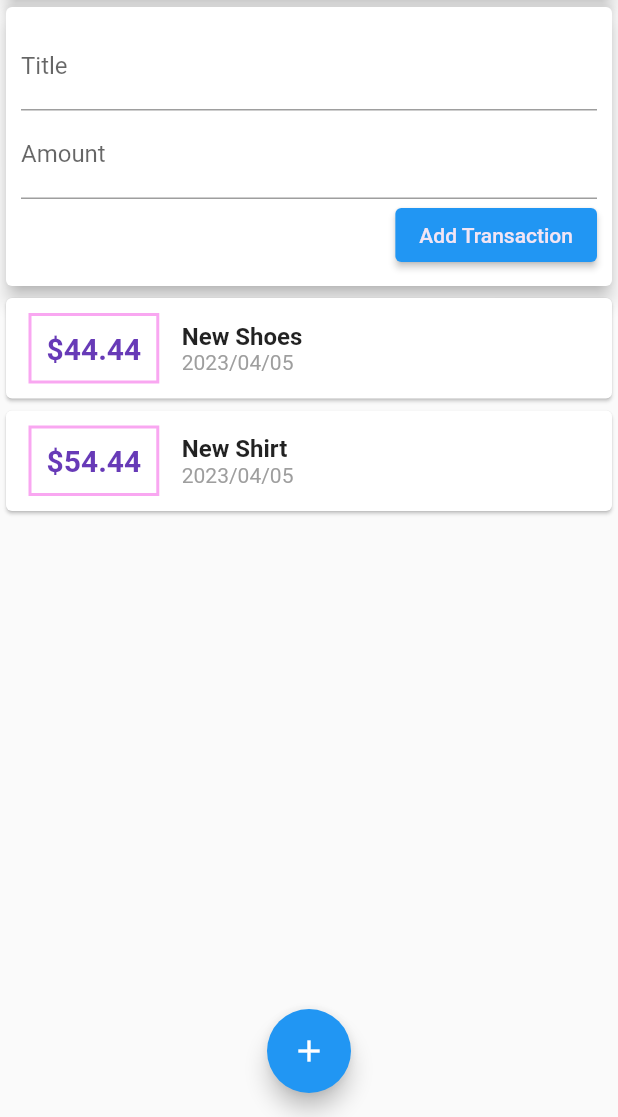
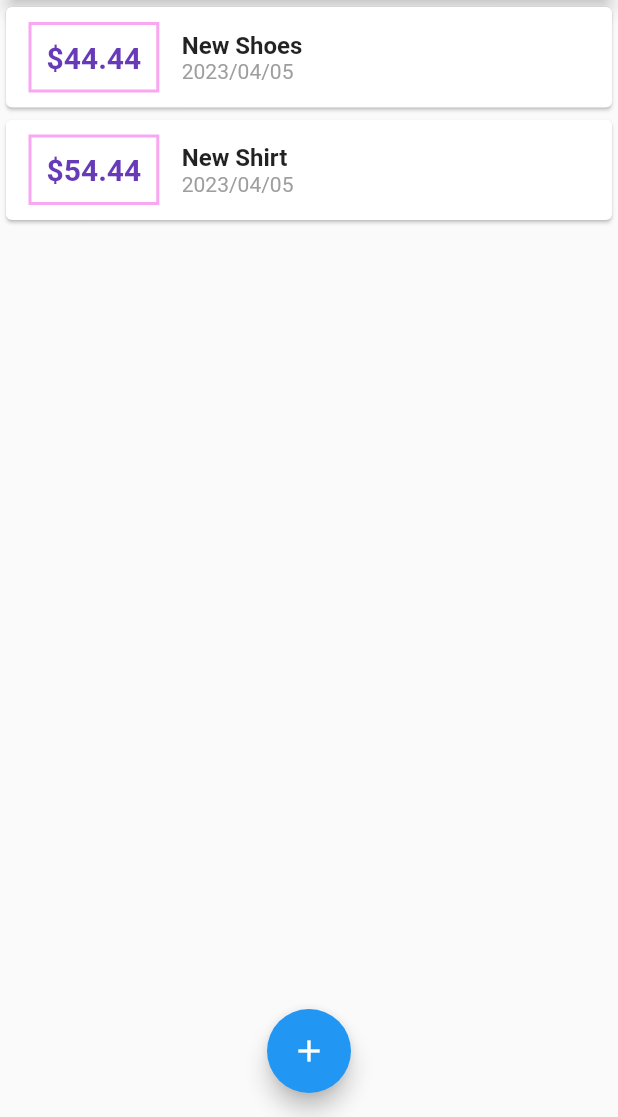
Before and after one commit to utsav1103/flutter-rental-app, a Flutter app: the screen it shows after launch, on a phone screen of 412 x 824 dp, the part 119-1236 px from its top. Run offline on Flutter 3.47's test engine with Material 2 defaults, Android fonts, the phone set to English and light mode, and no system bars.

Commit message:
showing a modal bottom sheet and adusing widget

```diff
--- a/lib/main.dart
+++ b/lib/main.dart
@@ -1,5 +1,8 @@
 import 'package:flutter/material.dart';
-import './widgets/user_transaction.dart';
+import './widgets/transaction_list.dart';
+
+import './widgets/new_transaction.dart';
+import './models/transaction.dart';
 
 
 
@@ -19,10 +22,50 @@ class MyApp extends StatelessWidget {
   }
 }
 
-class MyHomePage extends StatelessWidget {
+class MyHomePage extends StatefulWidget {
 
-  final titleController = TextEditingController();
-  final amountController = TextEditingController();
+  @override
+  State<MyHomePage> createState() => _MyHomePageState();
+}
+
+class _MyHomePageState extends State<MyHomePage> {
+
+
+  final List<Transaction> _userTransactions = [
+    Transaction(
+      id: 't1',
+      title: 'New Shoes',
+      amount: 44.44,
+      date: DateTime.now(),
+    ),
+    Transaction(
+      id: 't2',
+      title: 'New Shirt',
+      amount: 54.44,
+      date: DateTime.now(),
+    ),
+  ];
+
+  void _addNewTransaction(String txTitle, double txAmount) {
+    final newTx = Transaction(
+      title: txTitle,
+      amount: txAmount,
+      date: DateTime.now(),
+      id: DateTime.now().toString(),
+    );
+
+    setState((){
+      _userTransactions.add(newTx);
+    });
+
+  }
+
+  void _startAddNewTransaction(BuildContext ctx){
+    showModalBottomSheet(context: ctx, builder: (_){
+      return NewTransaction(_addNewTransaction);
+    });
+  }
+
   @override
   Widget build(BuildContext context) {
     return Scaffold(
@@ -31,7 +74,7 @@ class MyHomePage extends StatelessWidget {
         actions: <Widget> [
           IconButton(
             icon: Icon(Icons.add),
-            onPressed: (){},
+            onPressed: () => _startAddNewTransaction(context),
           )
         ],
       ),
@@ -48,13 +91,13 @@ class MyHomePage extends StatelessWidget {
                   elevation: 5,
                 ),
               ),
-             UserTransactions()
+             TransactionList(_userTransactions),
             ],
           ),
       ),
       floatingActionButtonLocation: FloatingActionButtonLocation.centerFloat,
       floatingActionButton: FloatingActionButton(child: Icon(Icons.add),
-      onPressed: (){},
+      onPressed: () => _startAddNewTransaction(context),
       ),
     );
   }
--- a/lib/widgets/user_transaction.dart
+++ /dev/null
@@ -1,53 +0,0 @@
-import 'package:flutter/material.dart';
-
-import './new_transaction.dart';
-import './transaction_list.dart';
-import '../models/transaction.dart';
-
-class UserTransactions extends StatefulWidget {
-  const UserTransactions({super.key});
-
-  @override
-  State<UserTransactions> createState() => _UserTransactionsState();
-}
-
-class _UserTransactionsState extends State<UserTransactions> {
-  final List<Transaction> _userTransactions = [
-    Transaction(
-      id: 't1',
-      title: 'New Shoes',
-      amount: 44.44,
-      date: DateTime.now(),
-    ),
-    Transaction(
-      id: 't2',
-      title: 'New Shirt',
-      amount: 54.44,
-      date: DateTime.now(),
-    ),
-  ];
-
-  void _addNewTransaction(String txTitle, double txAmount) {
-    final newTx = Transaction(
-      title: txTitle,
-      amount: txAmount,
-      date: DateTime.now(),
-      id: DateTime.now().toString(),
-    );
-
-    setState((){
-      _userTransactions.add(newTx);
-    });
-
-  }
-
-  @override
-  Widget build(BuildContext context) {
-    return Column(
-      children: <Widget>[
-        NewTransaction(_addNewTransaction),
-        TransactionList(_userTransactions),
-      ],
-    );
-  }
-}
```
Also changed, not shown: pubspec.lock.
